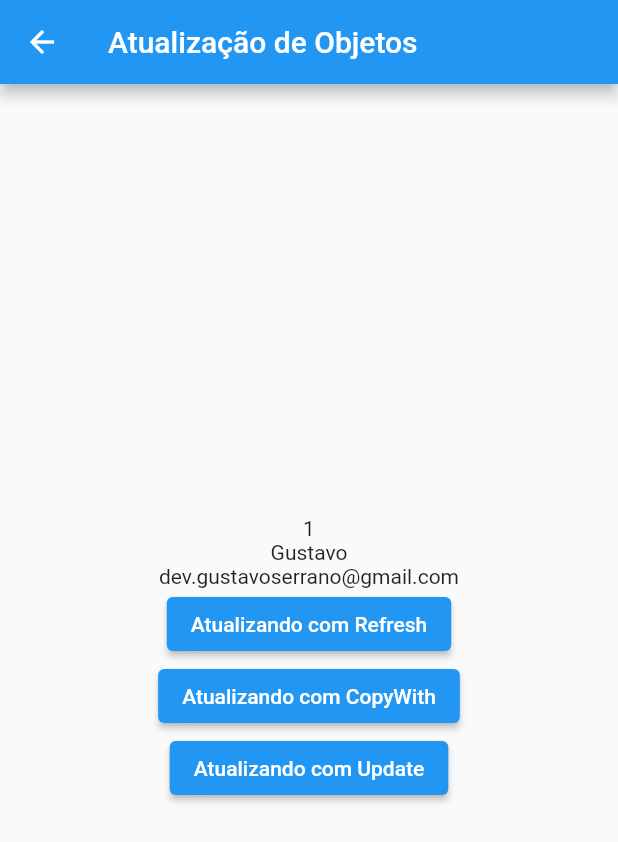
After one commit to 2DevGs/get_state_manager, a Flutter app: the screen it shows after launch, after a tap on "Atualização Objetos", on a phone screen of 412 x 824 dp. The commit adds this screen. Shown: the top 842 px of the screen. Run offline on Flutter 3.47's test engine with Material 2 defaults, Android fonts, the phone set to English and light mode, and no system bars; our stand-ins replace get.

Commit message:
Updating class state Rx
This commit implemented a basic structure to update an observable object using the concepts of .update and .refresh

```diff
--- /dev/null
+++ b/lib/atualizacao/atuzalizacao_objetos_page.dart
@@ -0,0 +1,62 @@
+import 'package:flutter/material.dart';
+import 'package:get/get.dart';
+import 'package:get_state_manager/atualizacao/usuario_model.dart';
+import 'package:get_state_manager/tipos/model/aluno.dart';
+
+class AtuzalizacaoObjetosPage extends StatelessWidget {
+  final alunoModel = UsuarioModel(
+    id: 1,
+    nome: 'Gustavo',
+    email: 'dev.gustavoserrano@gmail.com',
+  ).obs;
+
+  AtuzalizacaoObjetosPage({super.key});
+
+  @override
+  Widget build(BuildContext context) {
+    return Scaffold(
+      appBar: AppBar(
+        title: const Text('Atualização de Objetos'),
+      ),
+      body: Center(
+        child: Column(
+          mainAxisAlignment: MainAxisAlignment.center,
+          children: [
+            Obx(() {
+              return Text(alunoModel.value.id.toString());
+            }),
+            Obx(() {
+              return Text(alunoModel.value.nome);
+            }),
+            Obx(() {
+              return Text(alunoModel.value.email);
+            }),
+            ElevatedButton(
+              onPressed: () {
+                alunoModel.value.nome = 'Gustaf';
+                alunoModel.refresh();
+              },
+              child: const Text('Atualizando com Refresh'),
+            ),
+            ElevatedButton(
+              onPressed: () {
+                // Design pattern portotype
+                // Estamos criando um novo objeto
+                alunoModel.value = alunoModel.value.copyWith(nome: 'Gutaf CopyWith');
+              },
+              child: const Text('Atualizando com CopyWith'),
+            ),
+            ElevatedButton(
+              onPressed: () {
+                alunoModel.update((aluno) {
+                  aluno?.nome = 'Gutaf Update';
+                });
+              },
+              child: const Text('Atualizando com Update'),
+            ),
+          ],
+        ),
+      ),
+    );
+  }
+}
--- /dev/null
+++ b/lib/atualizacao/usuario_model.dart
@@ -0,0 +1,26 @@
+
+class UsuarioModel {
+
+  int id;
+  String nome;
+  String email;
+
+  UsuarioModel({
+    required this.id,
+    required this.nome,
+    required this.email,
+  });
+
+
+  UsuarioModel copyWith({
+    int? id,
+    String? nome,
+    String? email,
+  }) {
+    return UsuarioModel(
+      id: id ?? this.id,
+      nome: nome ?? this.nome,
+      email: email ?? this.email,
+    );
+  }
+}
--- a/lib/home_page.dart
+++ b/lib/home_page.dart
@@ -44,6 +44,12 @@ class HomePage extends StatelessWidget {
               },
               child: const Text('Tipos Obs'),
             ),
+            TextButton(
+              onPressed: () {
+                Get.toNamed('/atualizacaoObjetos');
+              },
+              child: const Text('Atualização Objetos'),
+            ),
           ],
         ),
       ),
--- a/lib/main.dart
+++ b/lib/main.dart
@@ -1,6 +1,7 @@
 import 'package:flutter/material.dart';
 import 'package:get/get.dart';
 
+import 'atualizacao/atuzalizacao_objetos_page.dart';
 import 'basico/reatividade_page.dart';
 import 'home_page.dart';
 import 'tipos/tipo_obs_page.dart';
@@ -24,6 +25,7 @@ class MyApp extends StatelessWidget {
         GetPage(name: '/tiposReativosGenericos', page: () => TipoReativosGenericosPage()),
         GetPage(name: '/tiposReativosGenericosNullos', page: () => TipoReativosGenericosNullosPage()),
         GetPage(name: '/tiposObs', page: () => TiposOBSPage()),
+        GetPage(name: '/atualizacaoObjetos', page: () => AtuzalizacaoObjetosPage()),
       ],
     );
   }
--- a/lib/tipos/tipo_obs_page.dart
+++ b/lib/tipos/tipo_obs_page.dart
@@ -64,14 +64,12 @@ class TiposOBSPage extends StatelessWidget {
             ElevatedButton(
               onPressed: () {
                 aluno['id'] = 50;
-                aluno.refresh();
               },
               child: const Text('Alterar ID'),
             ),
             ElevatedButton(
               onPressed: () {
                 jornadas.assign('Jornada Flutter');
-                jornadas.refresh();
               },
               child: const Text('Adicionar Jornada'),
             ),
```
